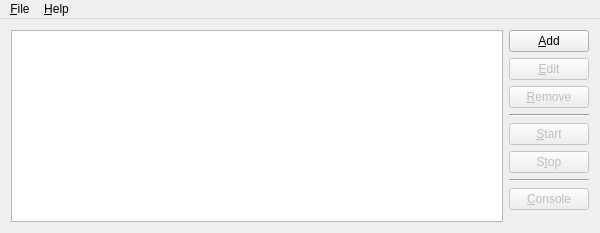
martin-kudlicka/crypto-miner, file source/mainwindow.ui: the form before one commit.
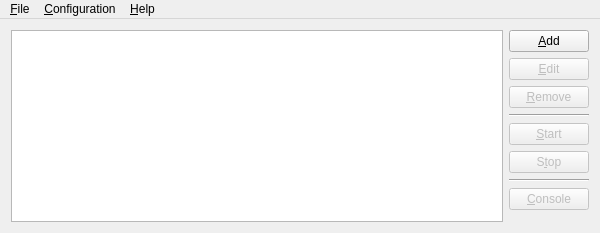
The form after the commit. Icons and pictures are not drawn.

```diff
--- a/source/mainwindow.ui
+++ b/source/mainwindow.ui
@@ -144,7 +144,14 @@
     <addaction name="actionSendFeedback"/>
     <addaction name="actionAbout"/>
    </widget>
+   <widget class="QMenu" name="menu_Configuration">
+    <property name="title">
+     <string>&amp;Configuration</string>
+    </property>
+    <addaction name="actionOptions"/>
+   </widget>
    <addaction name="menu_File"/>
+   <addaction name="menu_Configuration"/>
    <addaction name="menu_Help"/>
   </widget>
   <action name="actionE_xit">
```
Left out of the diff: 5 changed lines with no effect on the pictures.
